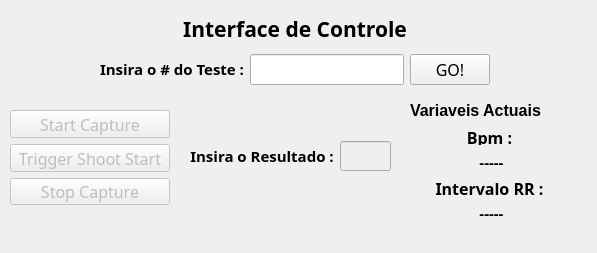
Old version of the form controlDeportivo/ui/home.ui in the repository DiegoPaezA/BeaglePython.
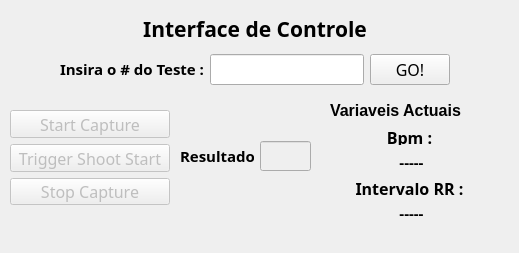
New version of the form.

What changed in the file:
```diff
--- a/controlDeportivo/ui/home.ui
+++ b/controlDeportivo/ui/home.ui
@@ -6,7 +6,7 @@
    <rect>
     <x>0</x>
     <y>0</y>
-    <width>597</width>
+    <width>519</width>
     <height>253</height>
    </rect>
   </property>
@@ -17,10 +17,10 @@
    <bool>false</bool>
   </property>
   <widget class="QWidget" name="centralWidget">
-   <widget class="QWidget" name="">
+   <widget class="QWidget" name="layoutWidget">
     <property name="geometry">
      <rect>
-      <x>100</x>
+      <x>60</x>
       <y>10</y>
       <width>390</width>
       <height>75</height>
@@ -90,7 +90,7 @@
      </item>
     </layout>
    </widget>
-   <widget class="QWidget" name="">
+   <widget class="QWidget" name="layoutWidget">
     <property name="geometry">
      <rect>
       <x>10</x>
@@ -150,10 +150,10 @@
      </item>
     </layout>
    </widget>
-   <widget class="QWidget" name="">
+   <widget class="QWidget" name="layoutWidget">
     <property name="geometry">
      <rect>
-      <x>410</x>
+      <x>330</x>
       <y>101</y>
       <width>163</width>
       <height>121</height>
@@ -238,12 +238,12 @@
      </item>
     </layout>
    </widget>
-   <widget class="QWidget" name="">
+   <widget class="QWidget" name="layoutWidget">
     <property name="geometry">
      <rect>
-      <x>190</x>
+      <x>180</x>
       <y>141</y>
-      <width>201</width>
+      <width>131</width>
       <height>30</height>
      </rect>
     </property>
@@ -257,7 +257,7 @@
         </font>
        </property>
        <property name="text">
-        <string>&lt;html&gt;&lt;head/&gt;&lt;body&gt;&lt;p align=&quot;center&quot;&gt;&lt;span style=&quot; font-size:11pt; font-weight:600;&quot;&gt;Insira o Resultado :&lt;/span&gt;&lt;/p&gt;&lt;/body&gt;&lt;/html&gt;</string>
+        <string>&lt;html&gt;&lt;head/&gt;&lt;body&gt;&lt;p align=&quot;center&quot;&gt;&lt;span style=&quot; font-size:11pt; font-weight:600;&quot;&gt;Resultado :&lt;/span&gt;&lt;/p&gt;&lt;/body&gt;&lt;/html&gt;</string>
        </property>
       </widget>
      </item>
```
Left out of the diff: 5 changed lines with no effect on the pictures.
